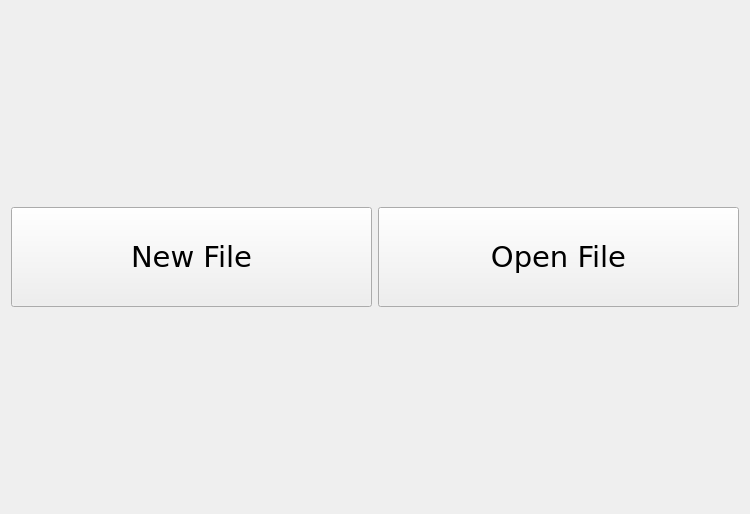
The window that opennewwidget.ui (RunheZH/SCAPES) describes before a commit, drawn with Qt 5.
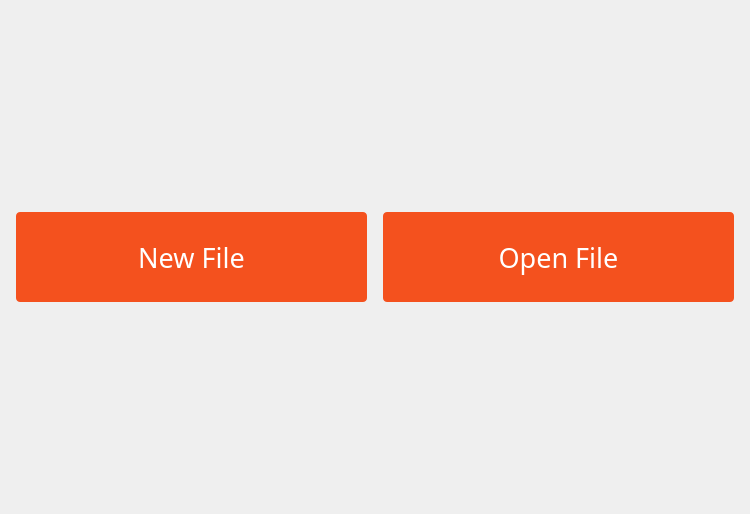
The same window after the commit.

Commit message: interface - add some ugly color, may change later

Patch:
```diff
--- a/opennewwidget.ui
+++ b/opennewwidget.ui
@@ -30,10 +30,30 @@
      </property>
      <property name="font">
       <font>
-       <family>DejaVu Sans</family>
-       <pointsize>22</pointsize>
+       <family>Source Code Pro</family>
+       <pointsize>20</pointsize>
+       <weight>9</weight>
+       <italic>false</italic>
+       <bold>false</bold>
       </font>
      </property>
+     <property name="styleSheet">
+      <string notr="true">QPushButton {
+	border-radius: 4px;
+  	background-color: #f4511e;
+	color: #FFFFFF;
+  	font: 75 20pt &quot;Source Code Pro&quot;;
+ 	margin: 5px;
+}
+
+QPushButton:hover{
+        background: #f6734a;
+}
+
+QPushButton:pressed {
+        background: #db481b;
+}</string>
+     </property>
      <property name="text">
       <string>New File</string>
      </property>
@@ -49,10 +69,30 @@
      </property>
      <property name="font">
       <font>
-       <family>DejaVu Sans</family>
-       <pointsize>22</pointsize>
+       <family>Source Code Pro</family>
+       <pointsize>20</pointsize>
+       <weight>9</weight>
+       <italic>false</italic>
+       <bold>false</bold>
       </font>
      </property>
+     <property name="styleSheet">
+      <string notr="true">QPushButton {
+	border-radius: 4px;
+  	background-color: #f4511e;
+	color: #FFFFFF;
+  	font: 75 20pt &quot;Source Code Pro&quot;;
+ 	margin: 5px;
+}
+
+QPushButton:hover{
+        background: #f6734a;
+}
+
+QPushButton:pressed {
+        background: #db481b;
+}</string>
+     </property>
      <property name="text">
       <string>Open File</string>
      </property>
```
The commit also changes 4 other files.
